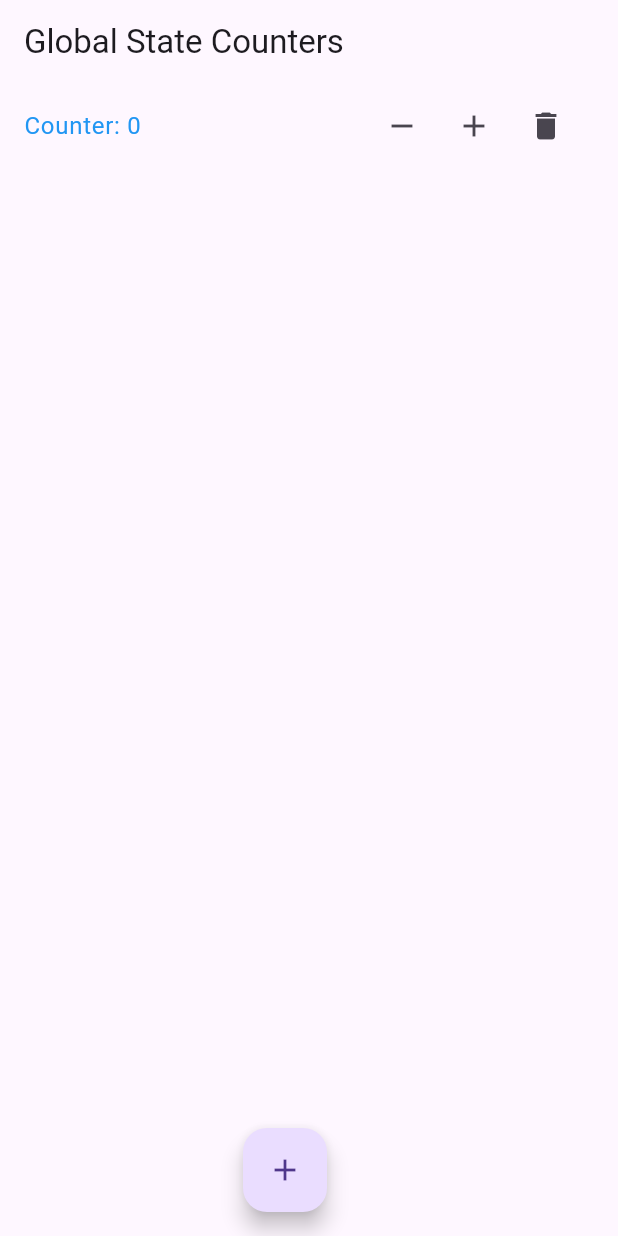
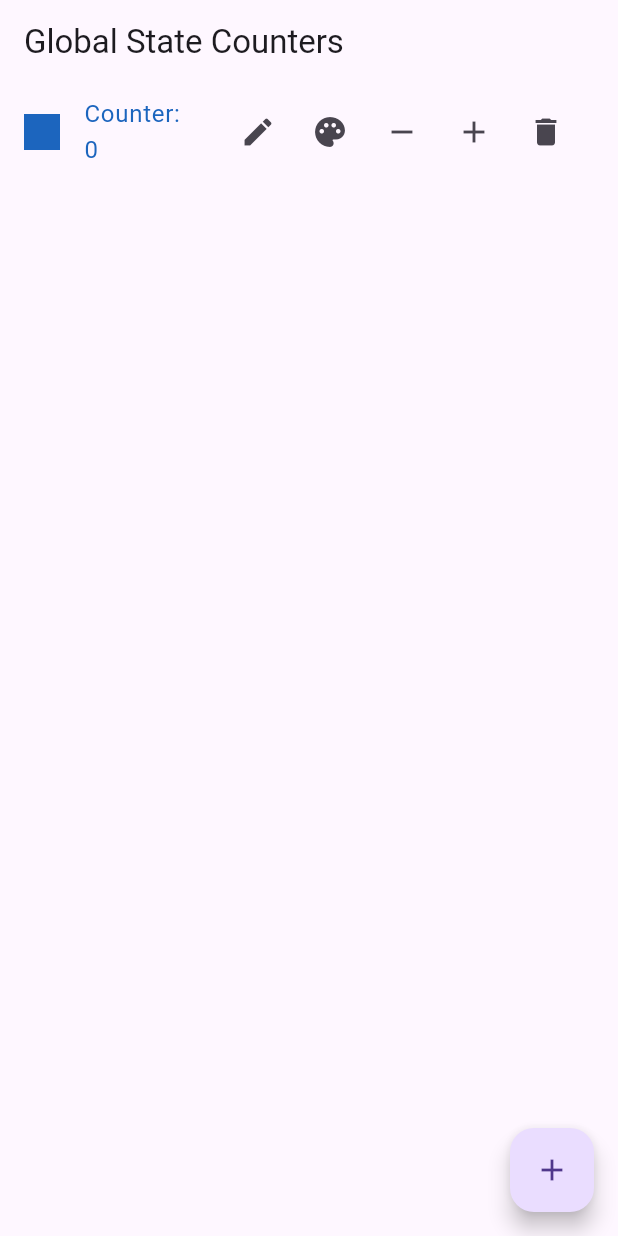
Before and after one commit to arsyaaulia/VisproLabWeek4, a Flutter app: the screen it shows after launch, after a tap on the "add" icon, on a phone screen of 412 x 824 dp. Run offline on Flutter 3.47's test engine with Material 3 defaults, Android fonts, the phone set to English and light mode, and no system bars; our stand-ins replace flutter_colorpicker.

Commit message:
finished the project

```diff
--- a/ephemeral_state_codelab/lib/main.dart
+++ b/ephemeral_state_codelab/lib/main.dart
@@ -1,6 +1,7 @@
 import 'package:flutter/material.dart';
 import 'package:provider/provider.dart';
 import 'package:global_state_package/global_state_package.dart';
+import 'package:flutter_colorpicker/flutter_colorpicker.dart';
 
 void main() {
   runApp(
@@ -14,17 +15,76 @@ void main() {
 class CounterApp extends StatelessWidget {
   const CounterApp({super.key});
 
+  void _showEditLabelDialog(BuildContext context, GlobalState globalState, int index) {
+    final TextEditingController _controller = TextEditingController(text: globalState.counters[index].label);
+
+    showDialog(
+      context: context,
+      builder: (BuildContext dialogContext) {
+        return AlertDialog(
+          title: const Text('Ubah Label Counter'),
+          content: TextField(
+            controller: _controller,
+            decoration: const InputDecoration(labelText: 'Label Baru'),
+          ),
+          actions: <Widget>[
+            TextButton(
+              child: const Text('Batal'),
+              onPressed: () {
+                Navigator.of(dialogContext).pop();
+              },
+            ),
+            TextButton(
+              child: const Text('Simpan'),
+              onPressed: () {
+                globalState.updateCounterLabel(index, _controller.text);
+                Navigator.of(dialogContext).pop();
+              },
+            ),
+          ],
+        );
+      },
+    );
+  }
+
+  void _showColorPickerDialog(BuildContext context, GlobalState globalState, int index) {
+    showDialog(
+      context: context,
+      builder: (BuildContext dialogContext) {
+        return AlertDialog(
+          title: const Text('Pilih Warna'),
+          content: SingleChildScrollView(
+            child: BlockPicker(
+              pickerColor: globalState.counters[index].color,
+              onColorChanged: (Color color) {
+                globalState.updateCounterColor(index, color);
+                Navigator.of(dialogContext).pop();
+              },
+            ),
+          ),
+          actions: <Widget>[
+            TextButton(
+              child: const Text('Tutup'),
+              onPressed: () {
+                Navigator.of(dialogContext).pop();
+              },
+            ),
+          ],
+        );
+      },
+    );
+  }
+
   @override
   Widget build(BuildContext context) {
     return MaterialApp(
       home: Scaffold(
         appBar: AppBar(
           title: const Text('Global State Counters'),
-
         ),
         body: Consumer<GlobalState>(
           builder: (context, globalState, child) {
-            if (globalState.counters.isEmpty){
+            if (globalState.counters.isEmpty) {
               return const Center(
                 child: Text(
                   'Belum ada Counter. \nTekan tombol +',
@@ -33,54 +93,89 @@ class CounterApp extends StatelessWidget {
                 ),
               );
             }
-            return ListView.builder(
-              itemCount: globalState.counters.length,
-              itemBuilder: (context, index) {
-                final counter = globalState.counters[index];
+            return ReorderableListView(
+              onReorder:(oldIndex, newIndex) {
+                globalState.reorderCounters(oldIndex, newIndex);
+              },
+
+              children: globalState.counters.asMap().entries.map((entry) {
+                final index = entry.key;
+                final counter = entry.value;
                 return ListTile(
-                  title: Text(
+                  key: ValueKey(counter.hashCode),
+                  leading: Container(
+                    width: 24,
+                    height: 24,
+                    color: counter.color,
+                  ),
+                  title: AnimatedSwitcher(
+                    duration: const Duration(milliseconds: 300),
+                    transitionBuilder: (Widget child, Animation<double> animation){
+                      return ScaleTransition(scale: animation, child: child);
+                    },
+                    child: Align(
+                      alignment: Alignment.centerLeft,
+                      key: ValueKey<int>(counter.value),
+                      child: Text(
                         '${counter.label}: ${counter.value}',
                         style: TextStyle(color: counter.color),
+                      )
+                    )
                   ),
+
                   trailing: Row(
                     mainAxisSize: MainAxisSize.min,
                     children: [
+                      IconButton(
+                        icon: const Icon(Icons.edit),
+                        onPressed: (){
+                          _showEditLabelDialog(context, globalState, index);
+                        },
+                      ),
+
+                      IconButton(
+                        icon: const Icon(Icons.palette),
+                        onPressed: (){
+                          _showColorPickerDialog(context, globalState, index);
+                        }
+                      ),
+
                       IconButton(
                         icon: const Icon(Icons.remove),
                         onPressed: () {
                           globalState.decrementCounter(index);
                         },
                       ),
+
                       IconButton(
                         icon: const Icon(Icons.add),
                         onPressed: () {
                           globalState.incrementCounter(index);
                         },
                       ),
+
                       IconButton(
                         icon: const Icon(Icons.delete),
                         onPressed: () {
                           globalState.removeCounterAt(index);
                         },
                       ),
+
                     ],
                   ),
                 );
-              },
+              }) .toList(),
             );
           },
         ),
 
-        floatingActionButton: Center(
-          heightFactor: 1.0,
-          child: FloatingActionButton(
+        floatingActionButton: FloatingActionButton(
           onPressed: () {
             Provider.of<GlobalState>(
               context, listen: false
-              ). addCounter();
+            ).addCounter();
           },
           child: const Icon(Icons.add),
-          ),
         ),
       ),
     );
--- a/ephemeral_state_codelab/pubspec.yaml
+++ b/ephemeral_state_codelab/pubspec.yaml
@@ -33,6 +33,7 @@ dependencies:
   provider: ^6.0.0
   global_state_package:
     path: ../global_state_package
+  flutter_colorpicker: ^1.1.0
 
   # The following adds the Cupertino Icons font to your application.
   # Use with the CupertinoIcons class for iOS style icons.
--- a/global_state_package/lib/global_state_package.dart
+++ b/global_state_package/lib/global_state_package.dart
@@ -1,5 +1,5 @@
 import 'package:flutter/material.dart';
-
+import 'dart:math';
 
 class Counter{
   int value;
@@ -19,7 +19,14 @@ class GlobalState extends ChangeNotifier{
   List<Counter> get counters => _counters;
 
   void addCounter(){
-    _counters.add(Counter(value: 0, color: Colors.blue));
+    final random = Random();
+    final color = Color.fromRGBO(
+      random.nextInt(256),
+      random.nextInt(256),
+      random.nextInt(256),
+      1.0,
+    );
+    _counters.add(Counter(value: 0, color: color));
     notifyListeners();
   }
 
@@ -45,4 +52,27 @@ class GlobalState extends ChangeNotifier{
       }
     }
   }
+
+  void updateCounterColor(int index, Color newColor){
+    if (index >= 0 && index < _counters.length){
+      _counters[index].color = newColor;
+      notifyListeners();
+    }
+  }
+
+  void updateCounterLabel(int index, String newLabel) {
+    if (index >= 0 && index < _counters.length) {
+      _counters[index].label = newLabel;
+      notifyListeners();
+    }
+  }
+
+  void reorderCounters(int oldIndex, int newIndex) {
+    if (newIndex > oldIndex) {
+      newIndex -= 1;
+    }
+    final counter = _counters.removeAt(oldIndex);
+    _counters.insert(newIndex, counter);
+    notifyListeners();
+  }
 }
```
Also changed, not shown: ephemeral_state_codelab/pubspec.lock, 1 other file. Lines whose indentation alone changed are shown as unchanged.
